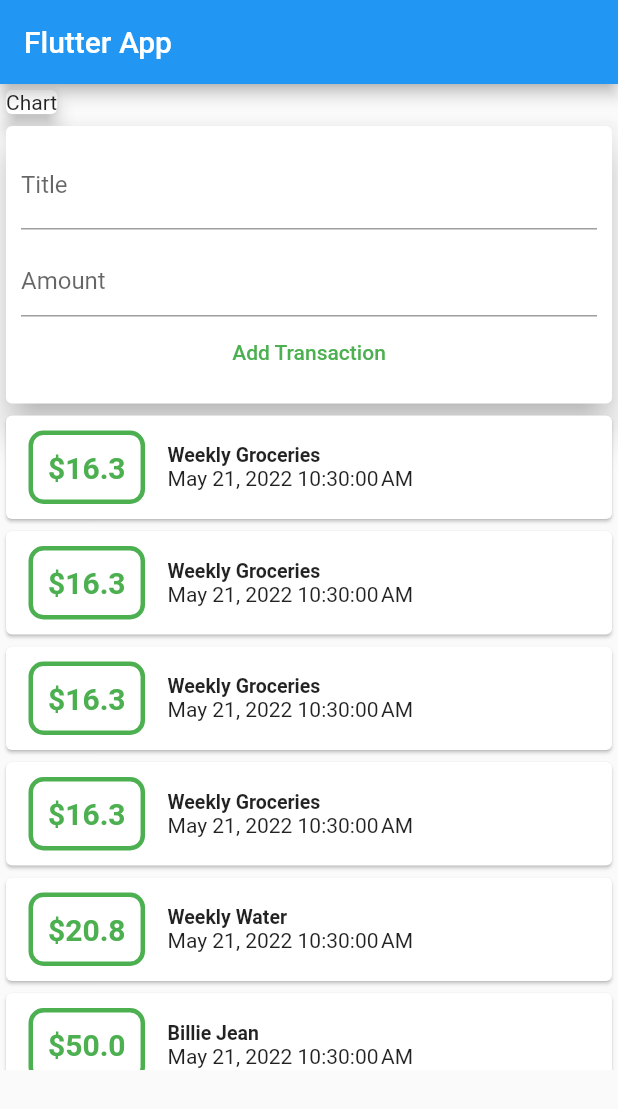
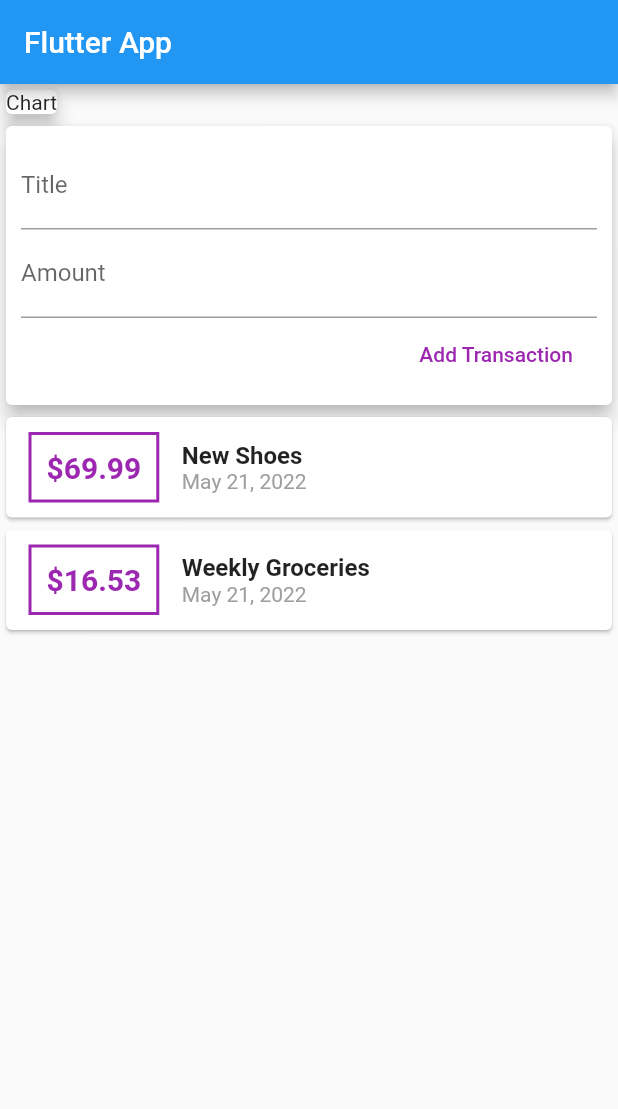
Before and after one commit to SamsonMokaya/Personal-Expense-Tracker, a Flutter app: the screen it shows after launch, after a tap on "Add Transaction", on a phone screen of 412 x 824 dp. Shown: the top 1109 px of the screen. Run offline on Flutter 3.47's test engine with Material 2 defaults, Android fonts, the phone set to English and light mode, and no system bars.

Commit message:
Sixth Commit

```diff
--- a/lib/widgets/new_transaction.dart
+++ b/lib/widgets/new_transaction.dart
@@ -1,52 +1,57 @@
 import 'package:flutter/material.dart';
 
 class NewTransaction extends StatelessWidget {
-  final Function addNewTx;
+  final Function addTx;
   final titleController = TextEditingController();
   final amountController = TextEditingController();
 
-  NewTransaction(this.addNewTx);
+  NewTransaction(this.addTx);
+
+  void submitData() {
+    final enteredTitle = titleController.text;
+    final enteredAmount = double.parse(amountController.text);
+
+    if (enteredTitle.isEmpty || enteredAmount <= 0) {
+      return;
+    }
+
+    addTx(
+      enteredTitle,
+      enteredAmount,
+    );
+  }
 
   @override
   Widget build(BuildContext context) {
     return Card(
-      elevation: 10,
+      elevation: 5,
       child: Container(
         padding: EdgeInsets.all(10),
-        child: Column(children: <Widget>[
-          Padding(
-            padding: EdgeInsets.only(bottom: 10),
-            child: TextField(
-              cursorColor: Colors.green,
-              decoration: InputDecoration(
-                labelText: "Title",
-                hintText: "Enter the title",
-              ),
+        child: Column(
+          crossAxisAlignment: CrossAxisAlignment.end,
+          children: <Widget>[
+            TextField(
+              decoration: InputDecoration(labelText: 'Title'),
               controller: titleController,
+              onSubmitted: (_) => submitData(),
+              // onChanged: (val) {
+              //   titleInput = val;
+              // },
             ),
-          ),
-          TextField(
-            cursorColor: Colors.green,
-            decoration: InputDecoration(
-              focusedBorder: OutlineInputBorder(
-                borderSide: BorderSide(color: Colors.green),
-              ),
-              //labelText: "Amount",
-              hintText: "Amount",
+            TextField(
+              decoration: InputDecoration(labelText: 'Amount'),
+              controller: amountController,
+              keyboardType: TextInputType.number,
+              onSubmitted: (_) => submitData(),
+              // onChanged: (val) => amountInput = val,
             ),
-            controller: amountController,
-          ),
-          FlatButton(
-            onPressed: () {
-              addNewTx(titleController.text, amountController.text);
-            },
-            child: Text(
-              "Add Transaction",
+            FlatButton(
+              child: Text('Add Transaction'),
+              textColor: Colors.purple,
+              onPressed: submitData,
             ),
-            textColor: Colors.green,
-            //color: Colors.green,
-          )
-        ]),
+          ],
+        ),
       ),
     );
   }
--- a/lib/widgets/transaction_list.dart
+++ b/lib/widgets/transaction_list.dart
@@ -1,5 +1,6 @@
 import 'package:flutter/material.dart';
 import 'package:intl/intl.dart';
+
 import '../models/transaction.dart';
 
 class TransactionList extends StatelessWidget {
@@ -10,12 +11,12 @@ class TransactionList extends StatelessWidget {
   @override
   Widget build(BuildContext context) {
     return Container(
-      height: 440,
-      child: SingleChildScrollView(
-        child: Column(
-          children: transactions.map((tx) {
-            return Card(
-              child: Row(mainAxisAlignment: MainAxisAlignment.start, children: [
+      height: 300,
+      child: ListView.builder(
+        itemBuilder: (ctx, index) {
+          return Card(
+            child: Row(
+              children: <Widget>[
                 Container(
                   margin: EdgeInsets.symmetric(
                     vertical: 10,
@@ -23,38 +24,43 @@ class TransactionList extends StatelessWidget {
                   ),
                   decoration: BoxDecoration(
                     border: Border.all(
-                      color: Colors.green,
-                      width: 3,
+                      color: Colors.purple,
+                      width: 2,
                     ),
-                    borderRadius: BorderRadius.circular(10),
                   ),
                   padding: EdgeInsets.all(10),
                   child: Text(
-                    '\$' + tx.amount.toString(),
+                    '\$${transactions[index].amount.toStringAsFixed(2)}',
                     style: TextStyle(
                       fontWeight: FontWeight.bold,
-                      color: Colors.green,
                       fontSize: 20,
+                      color: Colors.purple,
                     ),
                   ),
                 ),
                 Column(
                   crossAxisAlignment: CrossAxisAlignment.start,
-                  children: [
+                  children: <Widget>[
                     Text(
-                      tx.title,
+                      transactions[index].title,
                       style: TextStyle(
-                        fontSize: 13,
+                        fontSize: 16,
                         fontWeight: FontWeight.bold,
                       ),
                     ),
-                    Text(DateFormat().format(tx.date))
+                    Text(
+                      DateFormat.yMMMd().format(transactions[index].date),
+                      style: TextStyle(
+                        color: Colors.grey,
+                      ),
+                    ),
                   ],
                 ),
-              ]),
-            );
-          }).toList(),
-        ),
+              ],
+            ),
+          );
+        },
+        itemCount: transactions.length,
       ),
     );
   }
--- a/lib/widgets/user_transactions.dart
+++ b/lib/widgets/user_transactions.dart
@@ -1,70 +1,50 @@
 import 'package:flutter/material.dart';
+
 import './new_transaction.dart';
 import './transaction_list.dart';
 import '../models/transaction.dart';
 
 class UserTransactions extends StatefulWidget {
   @override
-  State<UserTransactions> createState() => _UserTransactionsState();
+  _UserTransactionsState createState() => _UserTransactionsState();
 }
 
 class _UserTransactionsState extends State<UserTransactions> {
-  final List<Transaction> transactions = [
+  final List<Transaction> _userTransactions = [
     Transaction(
       id: 't1',
-      title: 'Weekly Groceries',
-      amount: 16.3,
-      date: DateTime.now(),
-    ),
-    Transaction(
-      id: 't1',
-      title: 'Weekly Groceries',
-      amount: 16.3,
-      date: DateTime.now(),
-    ),
-    Transaction(
-      id: 't1',
-      title: 'Weekly Groceries',
-      amount: 16.3,
-      date: DateTime.now(),
-    ),
-    Transaction(
-      id: 't1',
-      title: 'Weekly Groceries',
-      amount: 16.3,
+      title: 'New Shoes',
+      amount: 69.99,
       date: DateTime.now(),
     ),
     Transaction(
       id: 't2',
-      title: 'Weekly Water',
-      amount: 20.8,
-      date: DateTime.now(),
-    ),
-    Transaction(
-      id: 't3',
-      title: 'Billie Jean',
-      amount: 50.00,
+      title: 'Weekly Groceries',
+      amount: 16.53,
       date: DateTime.now(),
     ),
   ];
 
-  void _addNewTransaction(String Title, String Amount) {
+  void _addNewTransaction(String txTitle, double txAmount) {
     final newTx = Transaction(
+      title: txTitle,
+      amount: txAmount,
+      date: DateTime.now(),
       id: DateTime.now().toString(),
-      title: Title,
-      amount: double.parse(Amount),
-      date: DateTime.now(),
     );
+
     setState(() {
-      transactions.add(newTx);
+      _userTransactions.add(newTx);
     });
   }
 
   @override
   Widget build(BuildContext context) {
-    return Column(children: <Widget>[
-      NewTransaction(_addNewTransaction),
-      TransactionList(transactions),
-    ]);
+    return Column(
+      children: <Widget>[
+        NewTransaction(_addNewTransaction),
+        TransactionList(_userTransactions),
+      ],
+    );
   }
 }
```
